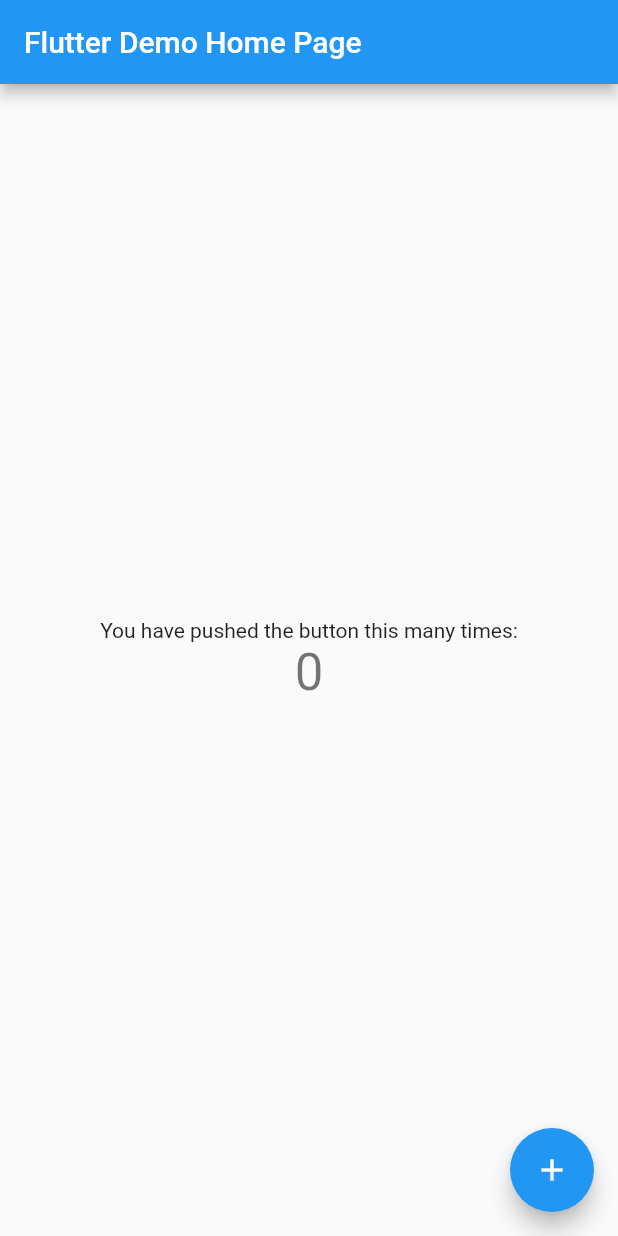
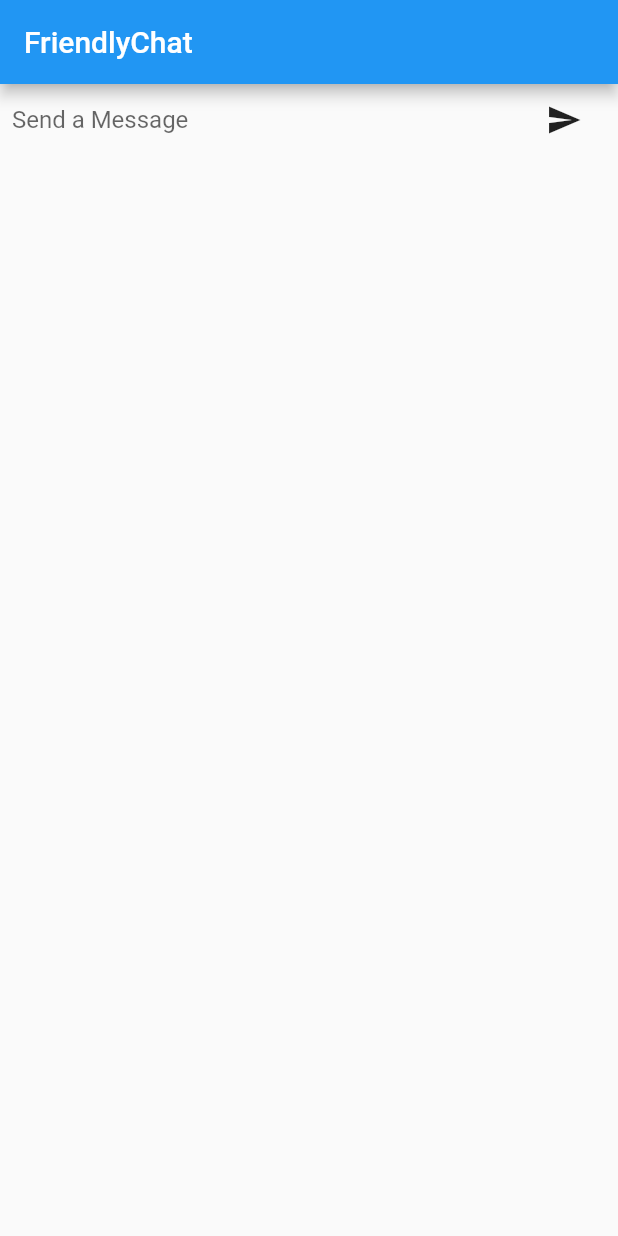
Before and after one commit to JustinOkoro/FlutterBasic, a Flutter app: the screen it shows after launch, on a phone screen of 412 x 824 dp. Run offline on Flutter 3.47's test engine with Material 2 defaults, Android fonts, the phone set to English and light mode, and no system bars.

Commit message:
Added icons and sending button

```diff
--- a/myapp/lib/main.dart
+++ b/myapp/lib/main.dart
@@ -1,25 +1,70 @@
 import 'package:flutter/material.dart';
 
-void main() => runApp(new MyApp());
+void main() => runApp(new FriendlyChatApp());
 
 class MyApp extends StatelessWidget {
   // This widget is the root of your application.
   @override
   Widget build(BuildContext context) {
     return new MaterialApp(
-      title: 'Flutter Demo',
-      theme: new ThemeData(
-        // This is the theme of your application.
-        //
-        // Try running your application with "flutter run". You'll see the
-        // application has a blue toolbar. Then, without quitting the app, try
-        // changing the primarySwatch below to Colors.green and then invoke
-        // "hot reload" (press "r" in the console where you ran "flutter run",
-        // or press Run > Flutter Hot Reload in IntelliJ). Notice that the
-        // counter didn't reset back to zero; the application is not restarted.
-        primarySwatch: Colors.blue,
+      title: 'Chat App',
+      home: new Scaffold(
+        appBar: new AppBar(
+          title: new Text("FriendlyChat"),
+        ),
       ),
-      home: new MyHomePage(title: 'Flutter Demo Home Page'),
+    );
+  }
+}
+
+class FriendlyChatApp extends StatelessWidget {
+  @override
+  Widget build(BuildContext context) {
+    return new MaterialApp(
+      title: "FriendlyChat",
+      home: new ChatScreen(),
+    );
+  }
+}
+
+class ChatScreen extends StatefulWidget {
+  @override
+  createState() => new ChatScreenState();
+}
+
+class ChatScreenState extends State<ChatScreen> {
+  final TextEditingController _textEditingController =
+      new TextEditingController();
+
+  void _handleSubmitted(String text) {
+    _textEditingController.clear();
+  }
+
+  Widget _buildTextComposer() {
+    return new Container(
+        margin: const EdgeInsets.symmetric(horizontal: 8.0),
+        child: new Row(children: <Widget>[
+          new Flexible(
+              child: new TextField(
+            controller: _textEditingController,
+            onSubmitted: _handleSubmitted,
+            decoration:
+                new InputDecoration.collapsed(hintText: "Send a Message"),
+          )),
+          new Container(
+              margin: const EdgeInsets.symmetric(horizontal: 4.0),
+              child: new IconButton(
+                  icon: new Icon(Icons.send),
+                  onPressed: () =>
+                      _handleSubmitted(_textEditingController.text)))
+        ]));
+  }
+
+  @override
+  Widget build(BuildContext context) {
+    return new Scaffold(
+      appBar: new AppBar(title: new Text("FriendlyChat")),
+      body: _buildTextComposer(),
     );
   }
 }
```
